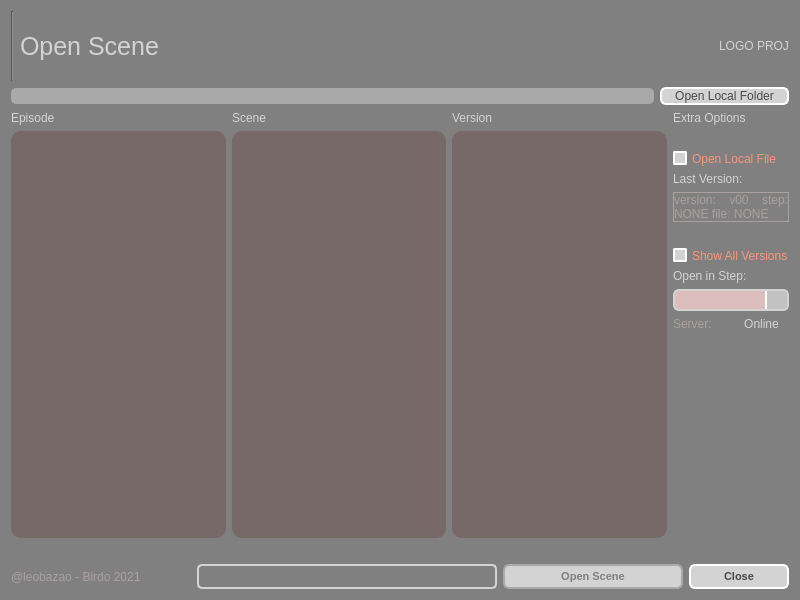
otmbneto/BirdoApp, file app/plugins/open_scene/ui/dialog.ui: the form before one commit.
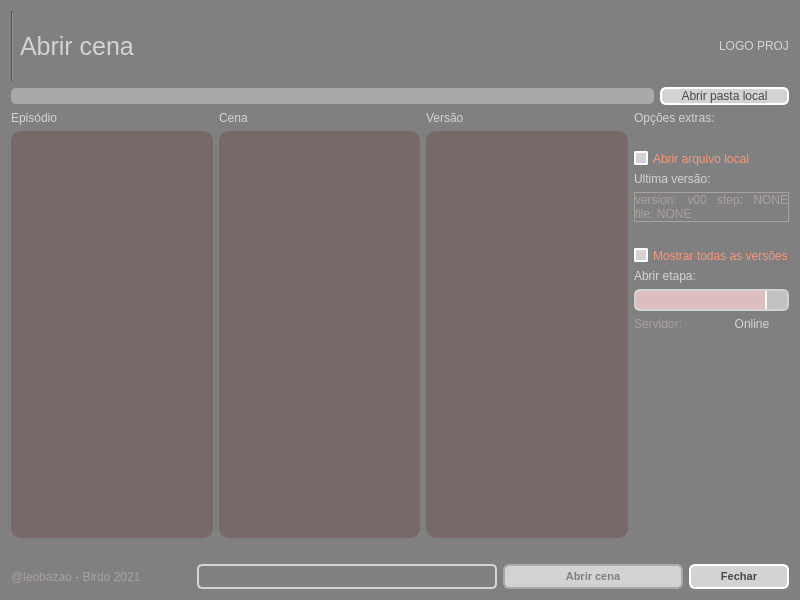
The form after the commit.

Commit message: Translated open scene ui to portuguese

```diff
--- a/app/plugins/open_scene/ui/dialog.ui
+++ b/app/plugins/open_scene/ui/dialog.ui
@@ -149,21 +149,21 @@
      <item row="0" column="1">
       <widget class="QLabel" name="label_3">
        <property name="text">
-        <string>Scene</string>
+        <string>Cena</string>
        </property>
       </widget>
      </item>
      <item row="0" column="0">
       <widget class="QLabel" name="label_2">
        <property name="text">
-        <string>Episode</string>
+        <string>Episódio</string>
        </property>
       </widget>
      </item>
      <item row="0" column="2">
       <widget class="QLabel" name="label_4">
        <property name="text">
-        <string>Version</string>
+        <string>Versão</string>
        </property>
       </widget>
      </item>
@@ -207,7 +207,7 @@
      <item>
       <widget class="QLabel" name="label">
        <property name="text">
-        <string>Extra Options</string>
+        <string>Opções extras:</string>
        </property>
       </widget>
      </item>
@@ -236,14 +236,14 @@
         <string notr="true"/>
        </property>
        <property name="text">
-        <string>Open Local File</string>
+        <string>Abrir arquivo local</string>
        </property>
       </widget>
      </item>
      <item>
       <widget class="QLabel" name="label_7">
        <property name="text">
-        <string>Last Version:</string>
+        <string>Ultima versão:</string>
        </property>
       </widget>
      </item>
@@ -300,7 +300,7 @@
         <string>&lt;html&gt;&lt;head/&gt;&lt;body&gt;&lt;p&gt;Marque para ver todas as versoes da cena selecionada, e nao somente a ultima versao.&lt;/p&gt;&lt;/body&gt;&lt;/html&gt;</string>
        </property>
        <property name="text">
-        <string>Show All Versions</string>
+        <string>Mostrar todas as versões</string>
        </property>
        <property name="checked">
         <bool>false</bool>
@@ -310,7 +310,7 @@
      <item>
       <widget class="QLabel" name="label_8">
        <property name="text">
-        <string>Open in Step:</string>
+        <string>Abrir etapa:</string>
        </property>
       </widget>
      </item>
@@ -381,7 +381,7 @@
           <bool>false</bool>
          </property>
          <property name="text">
-          <string>Server:</string>
+          <string>Servidor:</string>
          </property>
         </widget>
        </item>
@@ -553,7 +553,7 @@
 }</string>
        </property>
        <property name="text">
-        <string>Open Scene</string>
+        <string>Abrir cena</string>
        </property>
       </widget>
      </item>
@@ -615,7 +615,7 @@
 }</string>
        </property>
        <property name="text">
-        <string>Close</string>
+        <string>Fechar</string>
        </property>
       </widget>
      </item>
@@ -669,7 +669,7 @@
 }</string>
        </property>
        <property name="text">
-        <string>Open Local Folder</string>
+        <string>Abrir pasta local</string>
        </property>
       </widget>
      </item>
@@ -692,7 +692,7 @@
         </font>
        </property>
        <property name="text">
-        <string>Open Scene</string>
+        <string>Abrir cena</string>
        </property>
       </widget>
      </item>
```
